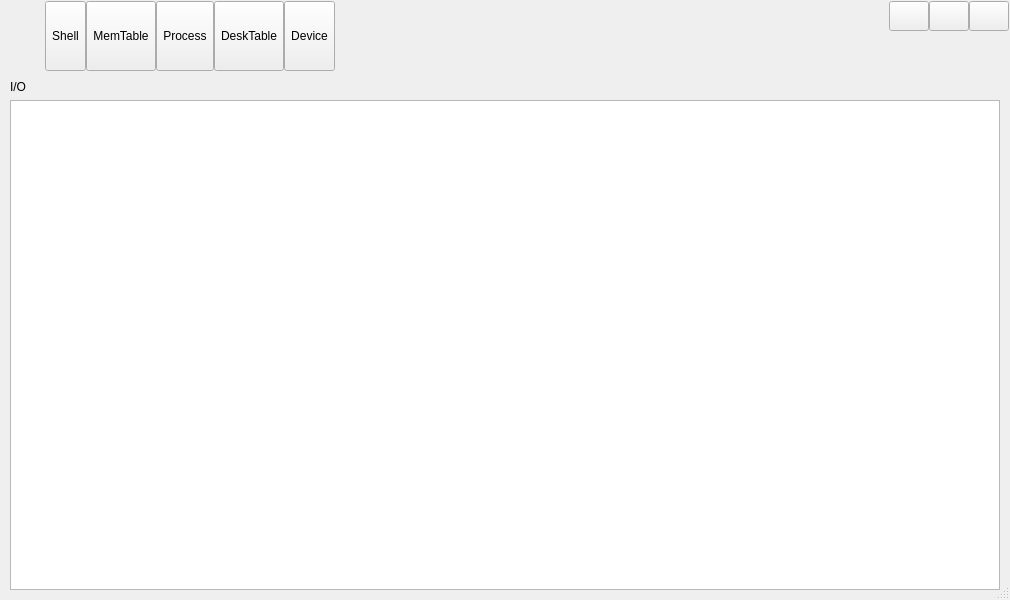
Before: the Qt Designer form UI/form/frmmain.ui in asapple/analog-operating-system, drawn with Qt 5.
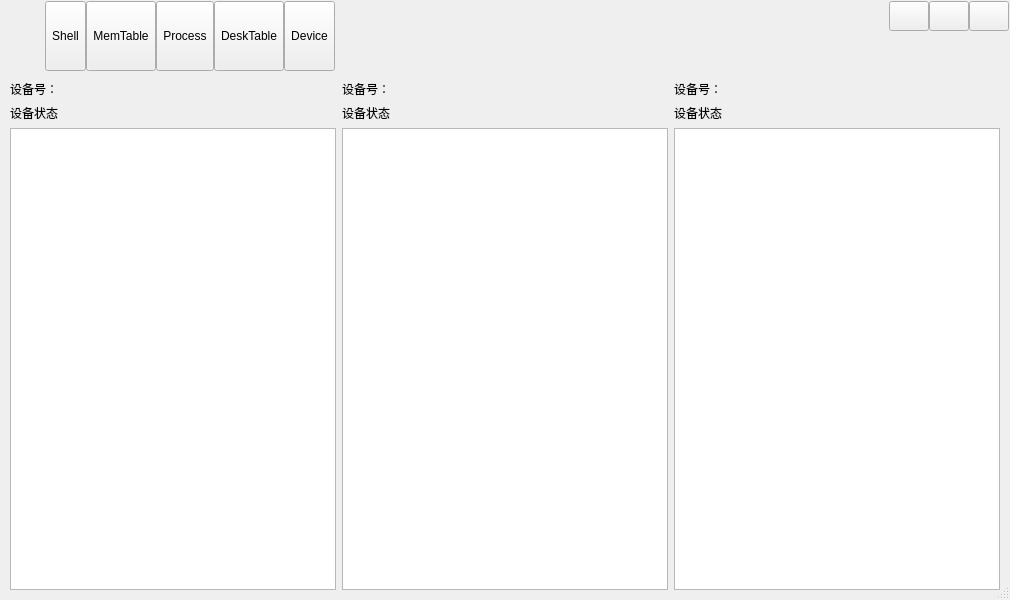
After: the same form once the commit is applied. The open tabs and pages were chosen to show the change. Icons and pictures are not drawn.

Commit message: device 界面修改

The edit to the form file:
```diff
--- a/UI/form/frmmain.ui
+++ b/UI/form/frmmain.ui
@@ -663,15 +663,56 @@
      </widget>
      <widget class="QWidget" name="device_page">
       <layout class="QGridLayout" name="gridLayout_4">
+       <item row="2" column="0">
+        <widget class="QTextBrowser" name="textBrowser1"/>
+       </item>
+       <item row="0" column="2">
+        <widget class="QLabel" name="idlabel3">
+         <property name="text">
+          <string>设备号：</string>
+         </property>
+        </widget>
+       </item>
        <item row="0" column="0">
         <widget class="QLabel" name="device__label">
          <property name="text">
-          <string>I/O</string>
+          <string>设备号：</string>
          </property>
         </widget>
        </item>
+       <item row="2" column="2">
+        <widget class="QTextBrowser" name="textBrowser3"/>
+       </item>
+       <item row="0" column="1">
+        <widget class="QLabel" name="idlabel2">
+         <property name="text">
+          <string>设备号：</string>
+         </property>
+        </widget>
+       </item>
+       <item row="2" column="1">
+        <widget class="QTextBrowser" name="textBrowser2"/>
+       </item>
        <item row="1" column="0">
-        <widget class="QTextBrowser" name="device_textBrowser"/>
+        <widget class="QLabel" name="statelabel1">
+         <property name="text">
+          <string>设备状态</string>
+         </property>
+        </widget>
+       </item>
+       <item row="1" column="1">
+        <widget class="QLabel" name="statelabel2">
+         <property name="text">
+          <string>设备状态</string>
+         </property>
+        </widget>
+       </item>
+       <item row="1" column="2">
+        <widget class="QLabel" name="statelabel3">
+         <property name="text">
+          <string>设备状态</string>
+         </property>
+        </widget>
        </item>
       </layout>
      </widget>
```
Left out of the diff: 4 changed lines with no effect on the pictures.
